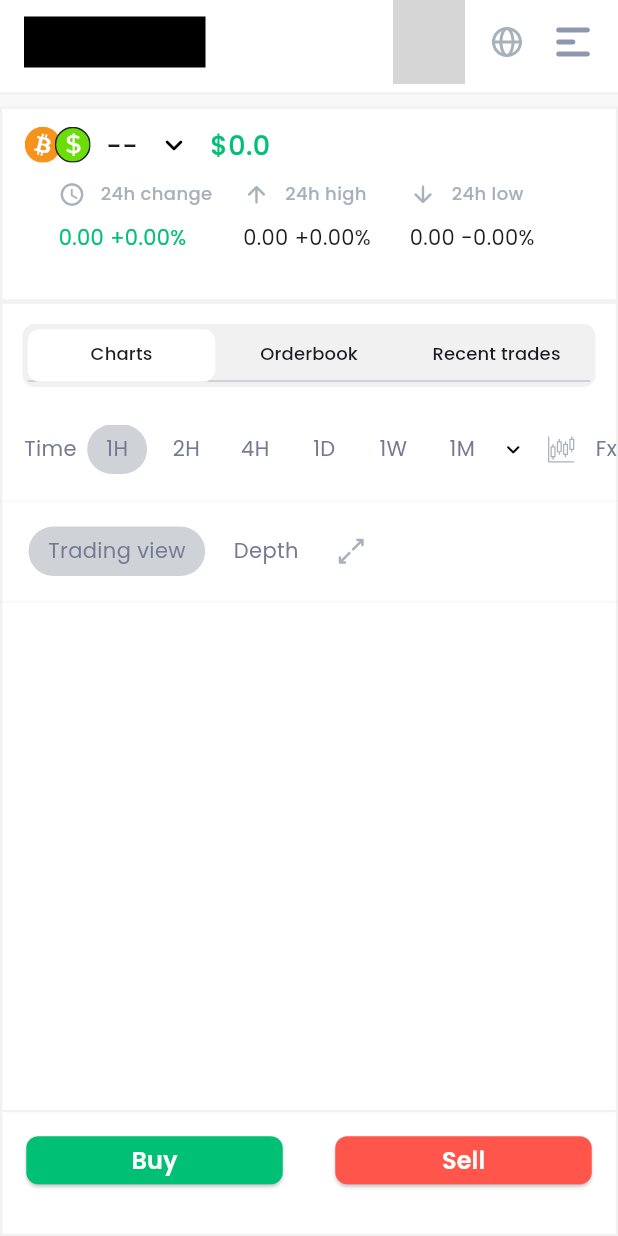
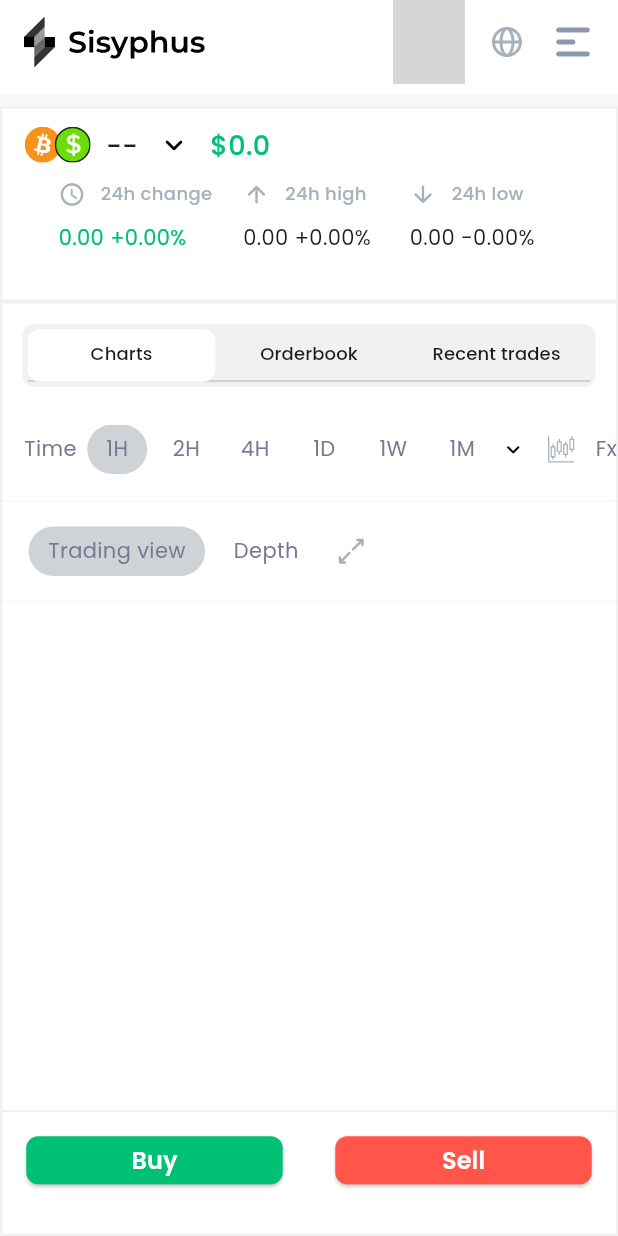
Before and after one commit to Collins-01/Binance-Candle-Stick-Realtime-Demo, a Flutter app: the screen it shows after launch, on a phone screen of 412 x 824 dp. Run offline on Flutter 3.47's test engine with Material 3 defaults, Android fonts, the phone set to English and light mode, and no system bars; our stand-ins replace dio, flutter_riverpod, flutter_svg, freezed_annotation, google_fonts; missing offline and left inert: candlesticks; network calls fail; grey boxes are pictures that could not be loaded.

Commit message:
Resolved dark theme not reflecting on appbar

```diff
--- a/lib/presentation/views/home_view.dart
+++ b/lib/presentation/views/home_view.dart
@@ -107,15 +107,13 @@ class _HomeViewState extends ConsumerState<HomeView>
             ),
           ),
           child: AppBar(
-            backgroundColor: Colors.transparent,
+            // backgroundColor: Colors.transparent,
             centerTitle: false,
             automaticallyImplyLeading: false,
             title: SvgPicture.asset(
               AppAssets.company_logo,
-              colorFilter: ColorFilter.mode(
-                context.isDarkMode ? AppColors.white : AppColors.black,
-                BlendMode.colorBurn,
-              ),
+              // ignore: deprecated_member_use
+              color: context.isDarkMode ? Colors.white : null,
             ),
             actions: [
               Row(
```
